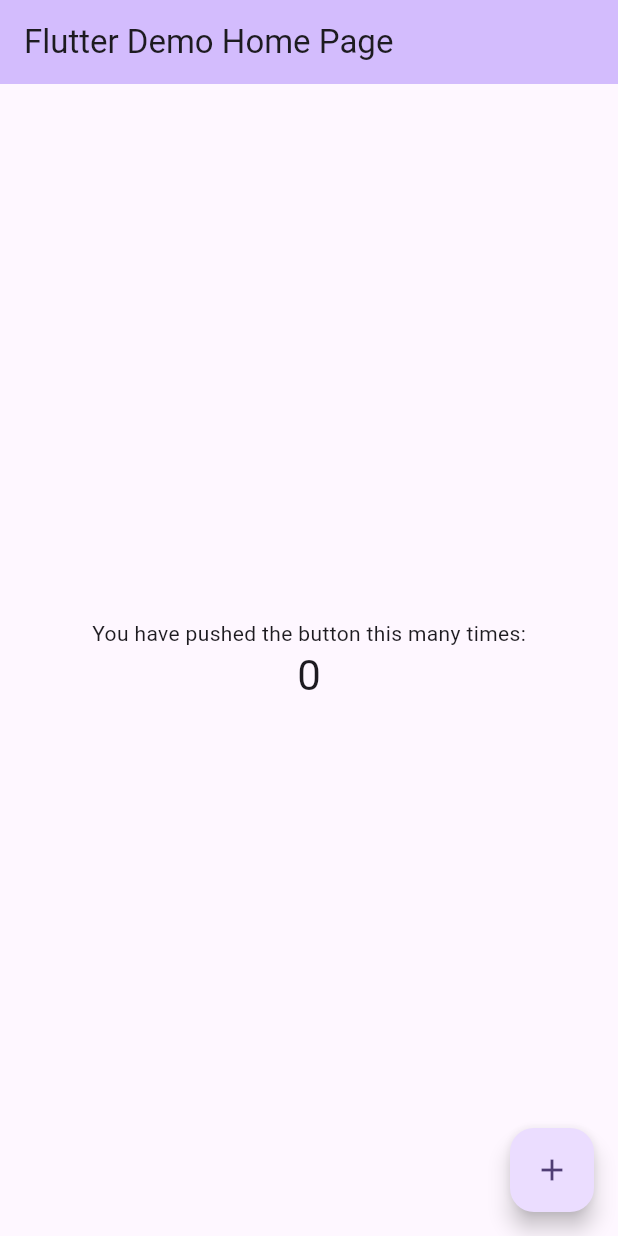
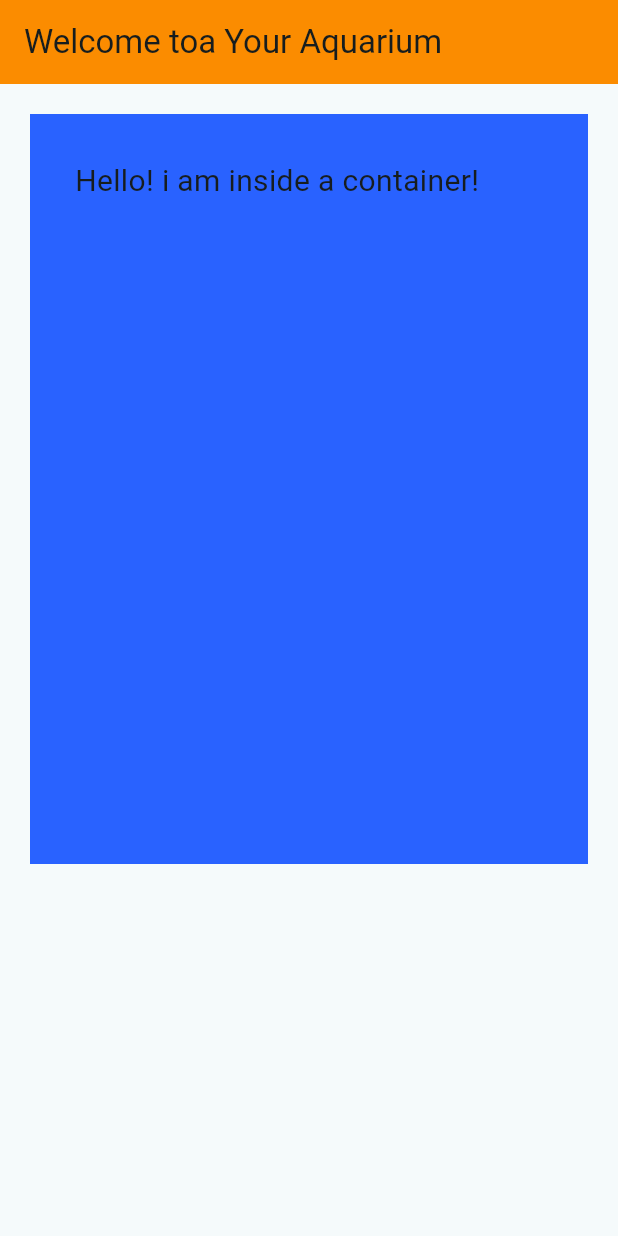
Before and after one commit to NyimaG/CW5, a Flutter app: the screen it shows after launch, on a phone screen of 412 x 824 dp. Run offline on Flutter 3.47's test engine with Material 3 defaults, Android fonts, the phone set to English and light mode, and no system bars.

Commit message:
created container

```diff
--- a/lib/main.dart
+++ b/lib/main.dart
@@ -11,32 +11,18 @@
   @override
   Widget build(BuildContext context) {
     return MaterialApp(
-      title: 'Flutter Demo',
+      title: 'Virtual Aquarium',
       theme: ThemeData(
-        // This is the theme of your application.
-        //
-        // TRY THIS: Try running your application with "flutter run". You'll see
-        // the application has a purple toolbar. Then, without quitting the app,
-        // try changing the seedColor in the colorScheme below to Colors.green
-        // and then invoke "hot reload" (save your changes or press the "hot
-        // reload" button in a Flutter-supported IDE, or press "r" if you used
-        // the command line to start the app).
-        //
-        // Notice that the counter didn't reset back to zero; the application
-        // state is not lost during the reload. To reset the state, use hot
-        // restart instead.
-        //
-        // This works for code too, not just values: Most code changes can be
-        // tested with just a hot reload.
-        colorScheme: ColorScheme.fromSeed(seedColor: Colors.deepPurple),
+        colorScheme: ColorScheme.fromSeed(seedColor: Colors.white),
         useMaterial3: true,
       ),
-      home: const MyHomePage(title: 'Flutter Demo Home Page'),
+      debugShowCheckedModeBanner: false,
+      home: const MyHomePage(title: 'Virtual Aquarium'),
     );
   }
 }
 
-class MyHomePage extends StatefulWidget {
+class MyHomePage extends StatelessWidget {
   const MyHomePage({super.key, required this.title});
 
   // This widget is the home page of your application. It is stateful, meaning
@@ -51,75 +37,29 @@
   final String title;
 
   @override
-  State<MyHomePage> createState() => _MyHomePageState();
-}
+  //State<MyHomePage> createState() => _MyHomePageState();
 
-class _MyHomePageState extends State<MyHomePage> {
-  int _counter = 0;
-
-  void _incrementCounter() {
-    setState(() {
-      // This call to setState tells the Flutter framework that something has
-      // changed in this State, which causes it to rerun the build method below
-      // so that the display can reflect the updated values. If we changed
-      // _counter without calling setState(), then the build method would not be
-      // called again, and so nothing would appear to happen.
-      _counter++;
-    });
-  }
+  //class _MyHomePageState extends State<MyHomePage> {
 
   @override
   Widget build(BuildContext context) {
-    // This method is rerun every time setState is called, for instance as done
-    // by the _incrementCounter method above.
-    //
-    // The Flutter framework has been optimized to make rerunning build methods
-    // fast, so that you can just rebuild anything that needs updating rather
-    // than having to individually change instances of widgets.
     return Scaffold(
       appBar: AppBar(
-        // TRY THIS: Try changing the color here to a specific color (to
-        // Colors.amber, perhaps?) and trigger a hot reload to see the AppBar
-        // change color while the other colors stay the same.
-        backgroundColor: Theme.of(context).colorScheme.inversePrimary,
-        // Here we take the value from the MyHomePage object that was created by
-        // the App.build method, and use it to set our appbar title.
-        title: Text(widget.title),
+        backgroundColor: Colors.orange.shade600,
+        title: Text("Welcome toa Your Aquarium"),
       ),
-      body: Center(
-        // Center is a layout widget. It takes a single child and positions it
-        // in the middle of the parent.
-        child: Column(
-          // Column is also a layout widget. It takes a list of children and
-          // arranges them vertically. By default, it sizes itself to fit its
-          // children horizontally, and tries to be as tall as its parent.
-          //
-          // Column has various properties to control how it sizes itself and
-          // how it positions its children. Here we use mainAxisAlignment to
-          // center the children vertically; the main axis here is the vertical
-          // axis because Columns are vertical (the cross axis would be
-          // horizontal).
-          //
-          // TRY THIS: Invoke "debug painting" (choose the "Toggle Debug Paint"
-          // action in the IDE, or press "p" in the console), to see the
-          // wireframe for each widget.
-          mainAxisAlignment: MainAxisAlignment.center,
-          children: <Widget>[
-            const Text(
-              'You have pushed the button this many times:',
-            ),
-            Text(
-              '$_counter',
-              style: Theme.of(context).textTheme.headlineMedium,
-            ),
-          ],
-        ),
+      body: Container(
+        color: Colors.blueAccent.shade700,
+        height: 500,
+        width: double.infinity,
+        margin: const EdgeInsets.all(20),
+        padding: const EdgeInsets.all(30),
+        //decoration: BoxDecoration(
+        //border: Border.all(color: Colors.black, width: 3),
+        //),
+        child: const Text("Hello! i am inside a container!",
+            style: TextStyle(fontSize: 20)),
       ),
-      floatingActionButton: FloatingActionButton(
-        onPressed: _incrementCounter,
-        tooltip: 'Increment',
-        child: const Icon(Icons.add),
-      ), // This trailing comma makes auto-formatting nicer for build methods.
     );
   }
 }
```
